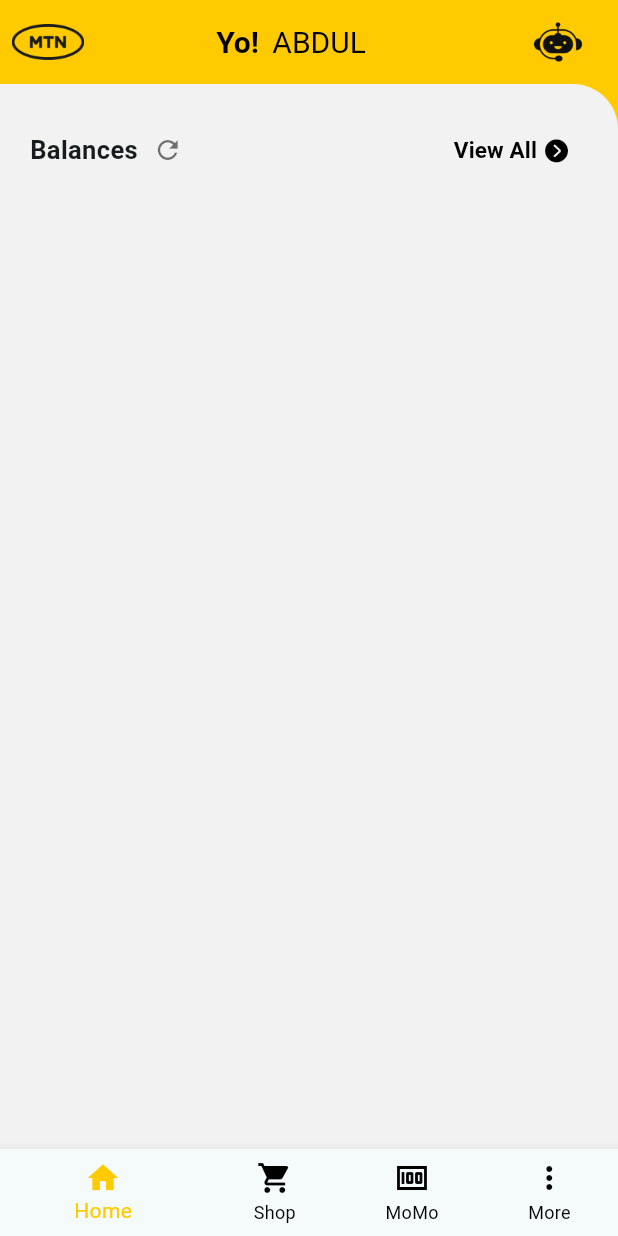
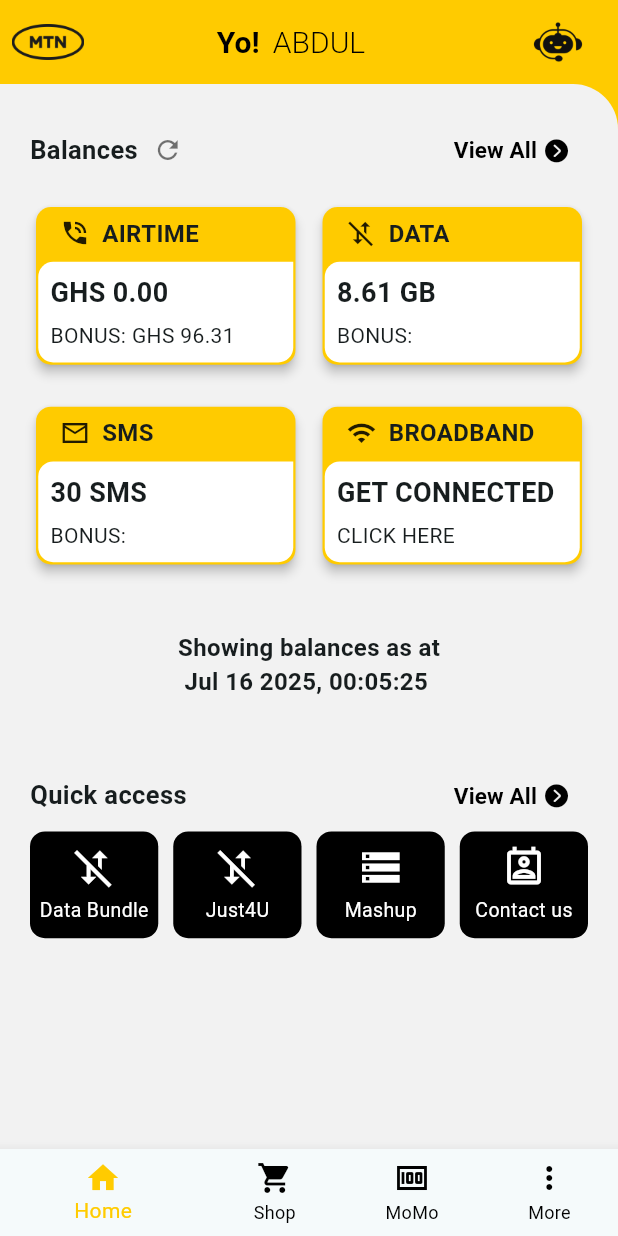
Before and after one commit to abdulwahabfuseini/flutter_app_demo, a Flutter app: the screen it shows after launch, on a phone screen of 412 x 824 dp. Run offline on Flutter 3.47's test engine with Material 3 defaults, Android fonts, the phone set to English and light mode, and no system bars.

Commit message:
Added Quick Access Widget

```diff
--- a/lib/view/screens/home/home_screen.dart
+++ b/lib/view/screens/home/home_screen.dart
@@ -15,42 +15,120 @@
           child: Image.asset("assets/images/Logo.png", height: 160, width: 160),
         ),
         title: Center(
-          child: RichText(text: const TextSpan(
-            style: TextStyle(fontSize: 20, color: Colors.black, wordSpacing: 4),
+          child: RichText(
+            text: const TextSpan(
+              style: TextStyle(
+                fontSize: 20,
+                color: Colors.black,
+                wordSpacing: 4,
+              ),
               children: [
-              TextSpan(text: "Yo!", style: TextStyle(fontWeight: FontWeight.bold)),
-              TextSpan(text: " ABDUL", style: TextStyle()),
-            ]
-          )),
+                TextSpan(
+                  text: "Yo!",
+                  style: TextStyle(fontWeight: FontWeight.bold),
+                ),
+                TextSpan(
+                  text: " ABDUL",
+                  style: TextStyle(fontWeight: FontWeight.w300),
+                ),
+              ],
+            ),
+          ),
         ),
         backgroundColor: kMtnYellow,
-        actions: [
-          Image.asset("assets/images/bot.png", height: 40, width: 80)
-        ],
+        actions: [Image.asset("assets/images/bot.png", height: 40, width: 80)],
       ),
-      body: LayoutBuilder(builder: (context, constraints) {
+      body: LayoutBuilder(
+        builder: (context, constraints) {
           return SingleChildScrollView(
-          child: ConstrainedBox(constraints: BoxConstraints(
-            maxHeight: constraints.maxHeight
-          ),
+            child: ConstrainedBox(
+              constraints: BoxConstraints(maxHeight: constraints.maxHeight),
               child: Container(
                 width: double.infinity,
                 decoration: BoxDecoration(
-              borderRadius: BorderRadius.only(topRight: Radius.circular(30)),
-              color: kLightGrey
+                  borderRadius: BorderRadius.only(
+                    topRight: Radius.circular(30),
+                  ),
+                  color: kLightGrey,
                 ),
                 child: Padding(
                   padding: const EdgeInsets.all(20.0),
                   child: Column(
                     children: [
-                   headerTitle(text: 'Balances', icon: Icons.refresh,  onViewAll: () {  })
+                      headerTitle(
+                        text: 'Balances',
+                        icon: Icons.refresh,
+                        onViewAll: () {},
+                      ),
+                      const SizedBox(height: 10),
+                      GridView.count(
+                        crossAxisCount: 2,
+                        crossAxisSpacing: 10,
+                        mainAxisSpacing: 20,
+                        childAspectRatio: 1.6,
+                        shrinkWrap: true,
+                        physics: const NeverScrollableScrollPhysics(),
+                        children: [
+                          balanceCard(
+                            Icons.phone_in_talk_sharp,
+                            "AIRTIME",
+                            "GHS 0.00",
+                            "BONUS: GHS 96.31",
+                          ),
+                          balanceCard(
+                            Icons.mobiledata_off,
+                            "DATA",
+                            "8.61 GB",
+                            "BONUS:",
+                          ),
+                          balanceCard(
+                            Icons.mail_outline_sharp,
+                            "SMS",
+                            "30 SMS",
+                            "BONUS:",
+                          ),
+                          balanceCard(
+                            Icons.wifi,
+                            "BROADBAND",
+                            "GET CONNECTED",
+                            "CLICK HERE",
+                          ),
+                        ],
+                      ),
+                      const SizedBox(height: 40),
+                      Center(
+                        child: Text(
+                          "Showing balances as at\n Jul 16 2025, 00:05:25",
+                          style: TextStyle(
+                            fontSize: 16,
+                            fontWeight: FontWeight.bold,
+                          ),
+                        ),
+                      ),
+                      const SizedBox(height: 40),
+                      headerTitle(text: "Quick access", onViewAll: () {}),
+                      GridView.count(crossAxisCount: 4,
+                      mainAxisSpacing: 5,
+                        crossAxisSpacing: 10,
+                        childAspectRatio: 1.2,
+                        shrinkWrap: true,
+                        physics: const NeverScrollableScrollPhysics(),
+                        children: [
+                          quickAccessCard(Icons.mobiledata_off, "Data Bundle"),
+                          quickAccessCard(Icons.mobiledata_off, "Just4U"),
+                          quickAccessCard(Icons.storage, "Mashup"),
+                          quickAccessCard(Icons.perm_contact_calendar_outlined, "Contact us"),
+                        ],
+                      )
+
                     ],
                   ),
                 ),
               ),
             ),
           );
-      },),
+        },
+      ),
     );
   }
 }
--- a/lib/view/screens/home/home_widgets.dart
+++ b/lib/view/screens/home/home_widgets.dart
@@ -1,9 +1,12 @@
 import 'package:flutter/cupertino.dart';
 import 'package:flutter/material.dart';
+import '../../../utils/constants.dart';
 
-Widget headerTitle({ required String text,
+Widget headerTitle({
+  required String text,
   required VoidCallback onViewAll,
-  IconData? icon,}) {
+  IconData? icon,
+}) {
   return Row(
     mainAxisAlignment: MainAxisAlignment.spaceBetween,
     children: [
@@ -14,8 +17,7 @@
             text,
             style: TextStyle(fontWeight: FontWeight.w700, fontSize: 17),
           ),
-          if (icon != null)
-            Icon(icon, size: 20, color: Colors.black54),
+          if (icon != null) Icon(icon, size: 20, color: Colors.black54),
         ],
       ),
       TextButton(
@@ -25,9 +27,13 @@
           children: [
             Text(
               "View All",
-              style: TextStyle(fontWeight: FontWeight.w700, fontSize: 15, color: Colors.black),
+              style: TextStyle(
+                fontWeight: FontWeight.w700,
+                fontSize: 15,
+                color: Colors.black,
+              ),
             ),
-            Icon(CupertinoIcons.chevron_right_circle_fill, color: Colors.black,),
+            Icon(CupertinoIcons.chevron_right_circle_fill, color: Colors.black),
           ],
         ),
       ),
@@ -35,9 +41,72 @@
   );
 }
 
-
-Widget balanceGridBox(IconData icon, String title, String value, String bonus){
-  return Column(
-
+Widget balanceCard(IconData icon, String title, String value, String bonus) {
+  return Card(
+    color: kMtnYellow,
+    clipBehavior: Clip.antiAlias,
+    shape: RoundedRectangleBorder(borderRadius: BorderRadius.circular(10)),
+    elevation: 3,
+    child: Column(
+      crossAxisAlignment: CrossAxisAlignment.stretch,
+      children: [
+        Padding(
+          padding: const EdgeInsets.symmetric(horizontal: 16, vertical: 6),
+          child: Row(
+            children: [
+              Icon(icon, size: 20,),
+              const SizedBox(width: 8),
+              Text(
+                title,
+                style: TextStyle(fontSize: 16, fontWeight: FontWeight.bold),
+              ),
+            ],
+          ),
+        ),
+        Expanded(
+          child: Padding(
+            padding: const EdgeInsets.all(1.5),
+            child: Container(
+              decoration: BoxDecoration(
+                color: Colors.white,
+                borderRadius: BorderRadius.only(
+                  topLeft: Radius.circular(10),
+                  bottomLeft: Radius.circular(10),
+                  bottomRight: Radius.circular(10),
+                ),
+              ),
+              child: Padding(
+                padding: const EdgeInsets.all(8.0),
+                child: Column(
+                  crossAxisAlignment: CrossAxisAlignment.start,
+                  mainAxisAlignment: MainAxisAlignment.spaceBetween,
+                  children: [Text(value, style: TextStyle(fontWeight: FontWeight.bold, fontSize: 18),), Text(bonus, style: TextStyle(fontWeight: FontWeight.w400),)],
+                ),
+              ),
+            ),
+          ),
+        ),
+      ],
+    ),
   );
 }
+
+
+Widget quickAccessCard(IconData icon, String value){
+  return Container(
+    padding: EdgeInsets.symmetric(horizontal: 4, vertical: 6),
+    decoration: BoxDecoration(
+      color: Colors.black,
+      borderRadius: BorderRadius.circular(10)
+    ),
+    child: Column(
+      mainAxisAlignment: MainAxisAlignment.center,
+
+      spacing: 4,
+      children: [
+        Icon(icon, color: Colors.white, size: 30,),
+        Text(value, style: TextStyle(fontWeight: FontWeight.w400, color: Colors.white, fontSize: 13),)
+      ],
+    ),
+  );
+}
```
Lines whose indentation alone changed are shown as unchanged.
